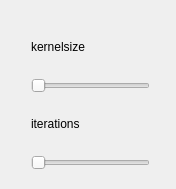
This is src/ip/dialogs/ErosionStepWidget.ui in schwittlick/BachelorThesis as Qt 5 draws it before an edit. The edited form follows.
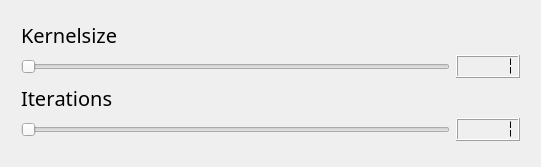
This is the edited form.

Commit message: prettifying some of the dialogs

Patch:
```diff
--- a/src/ip/dialogs/ErosionStepWidget.ui
+++ b/src/ip/dialogs/ErosionStepWidget.ui
@@ -6,30 +6,42 @@
    <rect>
     <x>0</x>
     <y>0</y>
-    <width>176</width>
-    <height>189</height>
+    <width>541</width>
+    <height>167</height>
    </rect>
   </property>
   <property name="windowTitle">
    <string>ErosionStepWidget</string>
   </property>
-  <widget class="QWidget" name="">
+  <widget class="QWidget" name="layoutWidget">
    <property name="geometry">
     <rect>
-     <x>20</x>
+     <x>10</x>
      <y>10</y>
-     <width>141</width>
-     <height>171</height>
+     <width>521</width>
+     <height>141</height>
     </rect>
    </property>
    <layout class="QVBoxLayout" name="verticalLayout">
     <item>
      <widget class="QLabel" name="label">
+      <property name="font">
+       <font>
+        <family>Replica-Bold</family>
+        <pointsize>15</pointsize>
+        <kerning>false</kerning>
+       </font>
+      </property>
       <property name="text">
-       <string>kernelsize</string>
+       <string>Kernelsize</string>
+      </property>
+      <property name="scaledContents">
+       <bool>false</bool>
       </property>
      </widget>
     </item>
+    <item>
+     <layout class="QHBoxLayout" name="horizontalLayout">
     <item>
      <widget class="QSlider" name="horizontalSlider">
       <property name="minimum">
@@ -44,12 +56,33 @@
      </widget>
     </item>
     <item>
+       <widget class="QLCDNumber" name="lcdNumber">
+        <property name="segmentStyle">
+         <enum>QLCDNumber::Flat</enum>
+        </property>
+        <property name="value" stdset="0">
+         <double>1.000000000000000</double>
+        </property>
+       </widget>
+      </item>
+     </layout>
+    </item>
+    <item>
      <widget class="QLabel" name="label_2">
+      <property name="font">
+       <font>
+        <family>Replica-Bold</family>
+        <pointsize>15</pointsize>
+        <kerning>false</kerning>
+       </font>
+      </property>
       <property name="text">
-       <string>iterations</string>
+       <string>Iterations</string>
       </property>
      </widget>
     </item>
+    <item>
+     <layout class="QHBoxLayout" name="horizontalLayout_2">
     <item>
      <widget class="QSlider" name="horizontalSlider_2">
       <property name="minimum">
@@ -63,6 +96,18 @@
       </property>
      </widget>
     </item>
+      <item>
+       <widget class="QLCDNumber" name="lcdNumber_2">
+        <property name="segmentStyle">
+         <enum>QLCDNumber::Flat</enum>
+        </property>
+        <property name="value" stdset="0">
+         <double>1.000000000000000</double>
+        </property>
+       </widget>
+      </item>
+     </layout>
+    </item>
    </layout>
   </widget>
  </widget>
```
Left out of the diff: 35 changed lines with no effect on the pictures. Lines whose indentation alone changed are shown as unchanged. The commit also changes 7 other files.
